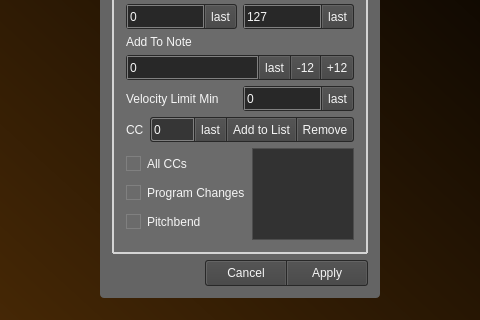
Before: the Qt Designer form src/mainwindow.ui in noedigcode/konfyt, drawn with Qt 5; both pictures show x 357 to 837 and y 243 to 563 of the 1148 by 716 pixel window.
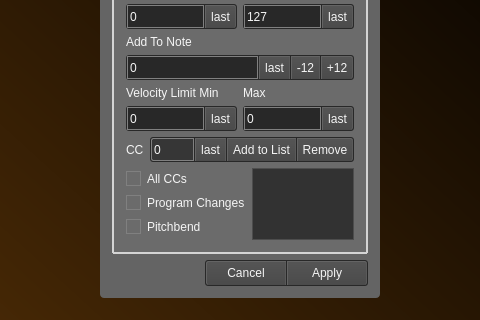
After: the same form once the commit is applied. The open tabs and pages were chosen to show the change. Icons and pictures are not drawn.

Commit message: Added note velocity maximum limit to MIDI filter.

The edit to the form file:
```diff
--- a/src/mainwindow.ui
+++ b/src/mainwindow.ui
@@ -4474,15 +4474,15 @@
                     </layout>
                    </item>
                    <item>
-                    <layout class="QHBoxLayout" name="horizontalLayout_34">
-                     <item>
+                    <layout class="QGridLayout" name="gridLayout_24">
+                     <item row="0" column="1">
                       <widget class="QLabel" name="label_25">
                        <property name="text">
                         <string>Velocity Limit Min</string>
                        </property>
                       </widget>
                      </item>
-                     <item>
+                     <item row="1" column="1">
                       <widget class="QFrame" name="frame_36">
                        <property name="minimumSize">
                         <size>
@@ -4590,6 +4590,121 @@
                        </layout>
                       </widget>
                      </item>
+                     <item row="1" column="2">
+                      <widget class="QFrame" name="frame_37">
+                       <property name="minimumSize">
+                        <size>
+                         <width>0</width>
+                         <height>25</height>
+                        </size>
+                       </property>
+                       <property name="maximumSize">
+                        <size>
+                         <width>16777215</width>
+                         <height>25</height>
+                        </size>
+                       </property>
+                       <property name="styleSheet">
+                        <string notr="true">QFrame{
+	background: rgb(40,40,40);
+    padding: 1px;
+	border-radius: 3px;
+}
+
+QPushButton{
+	border-top: 1px solid rgb(100,100,100);
+    border-left: 1px solid rgb(100,100,100);
+    border-right: 1px solid rgb(90,90,90);
+    border-bottom: 1px solid rgb(75,75,75);
+	
+	background-color: qlineargradient(spread:pad, x1:0, y1:1, x2:0, y2:0, stop:0 rgba(75, 75, 75, 255), stop:1 rgba(85,85,85, 255));
+
+	border-radius: 2px;
+}
+
+QPushButton:hover{
+	border-top: 1px solid rgb(100,100,100);
+    border-left: 1px solid rgb(100,100,100);
+    border-right: 1px solid rgb(90,90,90);
+    border-bottom: 1px solid rgb(75,75,75);
+	
+	background-color: qlineargradient(spread:pad, x1:0, y1:1, x2:0, y2:0, stop:0 rgba(85,85,85, 255), stop:1 rgba(100,100,100, 255));
+
+	border-radius: 2px;
+}
+
+QPushButton:pressed{
+	border-top: 1px solid rgb(100,100,100);
+    border-left: 1px solid rgb(100,100,100);
+    border-right: 1px solid rgb(90,90,90);
+    border-bottom: 1px solid rgb(75,75,75);
+	
+	background-color: qlineargradient(spread:pad, x1:0, y1:1, x2:0, y2:0, stop:0 rgba(50,50,50, 255), stop:1 rgba(65,65,65, 255));
+
+	border-radius: 2px;
+}
+
+QPushButton::checked{
+	color: red;
+	background-color: rgb(54, 54, 54);
+}</string>
+                       </property>
+                       <property name="frameShape">
+                        <enum>QFrame::StyledPanel</enum>
+                       </property>
+                       <property name="frameShadow">
+                        <enum>QFrame::Raised</enum>
+                       </property>
+                       <layout class="QHBoxLayout" name="horizontalLayout_34">
+                        <property name="spacing">
+                         <number>1</number>
+                        </property>
+                        <property name="leftMargin">
+                         <number>0</number>
+                        </property>
+                        <property name="topMargin">
+                         <number>0</number>
+                        </property>
+                        <property name="rightMargin">
+                         <number>0</number>
+                        </property>
+                        <property name="bottomMargin">
+                         <number>0</number>
+                        </property>
+                        <item>
+                         <widget class="QSpinBox" name="spinBox_midiFilter_VelLimitMax">
+                          <property name="minimumSize">
+                           <size>
+                            <width>0</width>
+                            <height>23</height>
+                           </size>
+                          </property>
+                          <property name="maximum">
+                           <number>127</number>
+                          </property>
+                         </widget>
+                        </item>
+                        <item>
+                         <widget class="QToolButton" name="toolButton_MidiFilter_VelLimitMax_last">
+                          <property name="styleSheet">
+                           <string notr="true">border-top-left-radius: 0;
+border-bottom-left-radius: 0;</string>
+                          </property>
+                          <property name="text">
+                           <string>last</string>
+                          </property>
+                         </widget>
+                        </item>
+                       </layout>
+                      </widget>
+                     </item>
+                     <item row="0" column="2">
+                      <widget class="QLabel" name="label_27">
+                       <property name="text">
+                        <string>Max</string>
+                       </property>
+                      </widget>
+                     </item>
                     </layout>
                    </item>
                    <item>
```
Left out of the diff: 4 changed lines with no effect on the pictures. The commit also changes 4 other files.
